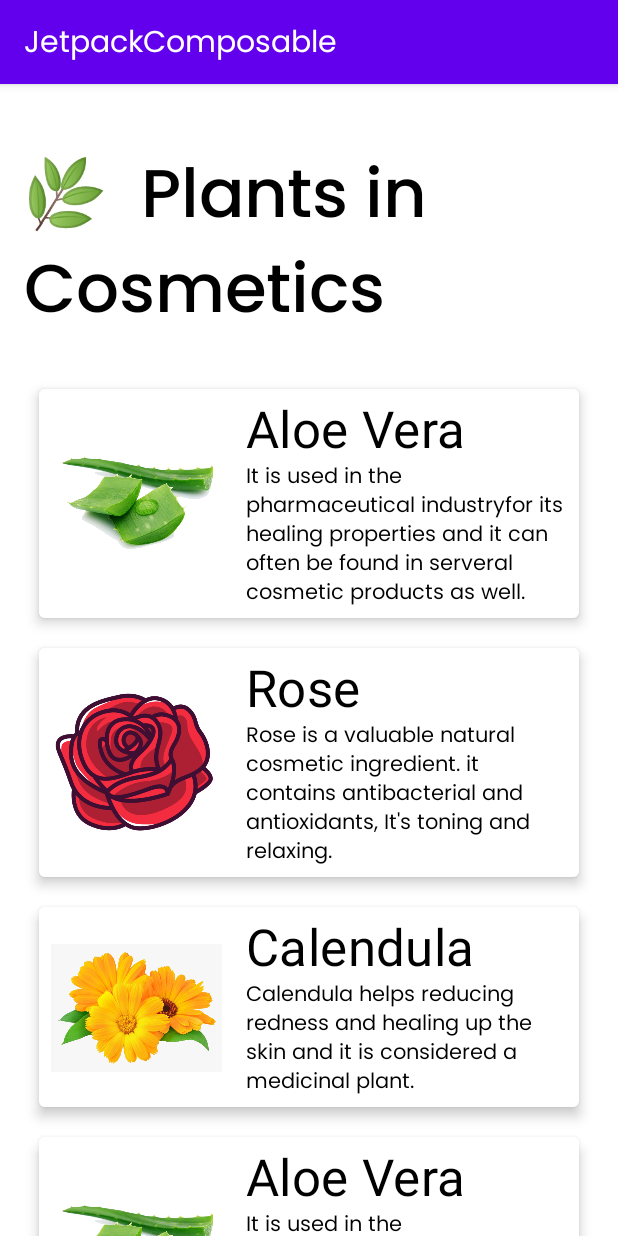
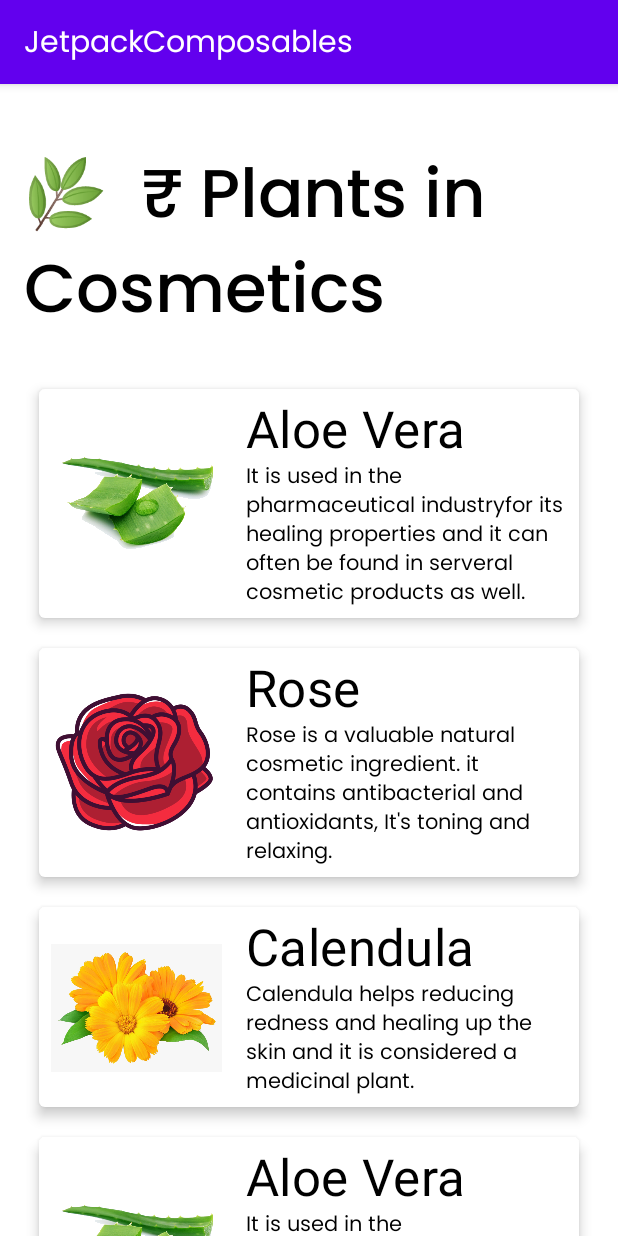
Before and after one commit to sovaraneww/JetpackComposable, an Android app built with Jetpack Compose: the HomeActivity screen opened directly, with no data from a screen before it, on a phone screen of 412 x 824 dp. Run offline under Robolectric (Android 15) with nearby library versions, the phone set to English and light mode, and no system bars; our stand-ins replace accompanist.

```diff
--- a/app/src/main/java/com/sovaran/pricingjetpack/activity/HomeActivity.kt
+++ b/app/src/main/java/com/sovaran/pricingjetpack/activity/HomeActivity.kt
@@ -99,7 +99,7 @@ fun setUIHome() {
                     verticalAlignment = Alignment.CenterVertically
                 ) {
                     Text(
-                        "\uD83C\uDF3F  Plants in Cosmetics",
+                        "\uD83C\uDF3F  ₹ Plants in Cosmetics",
                         style = MaterialTheme.typography.h3,
                         color = MaterialTheme.colors.onSurface,
                         fontSize = 45.sp
--- a/app/src/main/java/com/sovaran/pricingjetpack/activity/MainActivity.kt
+++ b/app/src/main/java/com/sovaran/pricingjetpack/activity/MainActivity.kt
@@ -43,7 +43,7 @@ class MainActivity : ComponentActivity() {
             }
         }
 
-       /* Handler().postDelayed(Runnable {
+        /*Handler().postDelayed(Runnable {
             startActivity(Intent(this, LoginActivity::class.java))
             //finish()
         }, 2000)*/
@@ -58,7 +58,7 @@ fun SetUI(context: Context) {
         modifier = Modifier
             .fillMaxHeight()
             .fillMaxWidth()
-            .padding(0.dp, 60.dp, 0.dp, 0.dp),
+            .padding(top = 60.dp),
         verticalArrangement = Arrangement.Top,
         horizontalAlignment = Alignment.CenterHorizontally
     ) {
@@ -99,7 +99,7 @@ fun SetUI(context: Context) {
     }
 }
 
-@Preview(showBackground = true)
+@Preview(showBackground = false)
 @Composable
 fun DefaultPreview() {
     PricingJetpackTheme {
--- a/app/src/main/res/values/strings.xml
+++ b/app/src/main/res/values/strings.xml
@@ -1,5 +1,5 @@
 <resources>
-    <string name="app_name">JetpackComposable</string>
+    <string name="app_name">JetpackComposables</string>
     <string name="title_activity_login">LoginActivity</string>
     <string name="title_activity_sign_up">SignUpActivity</string>
     <string name="skip">Skip</string>
```
